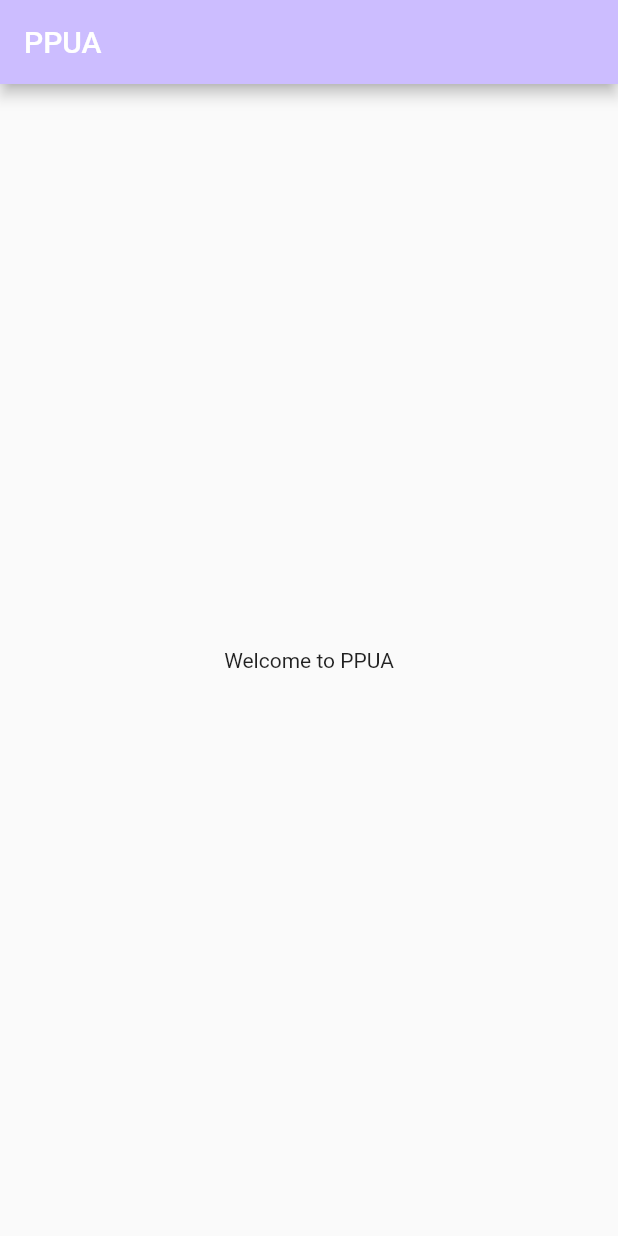
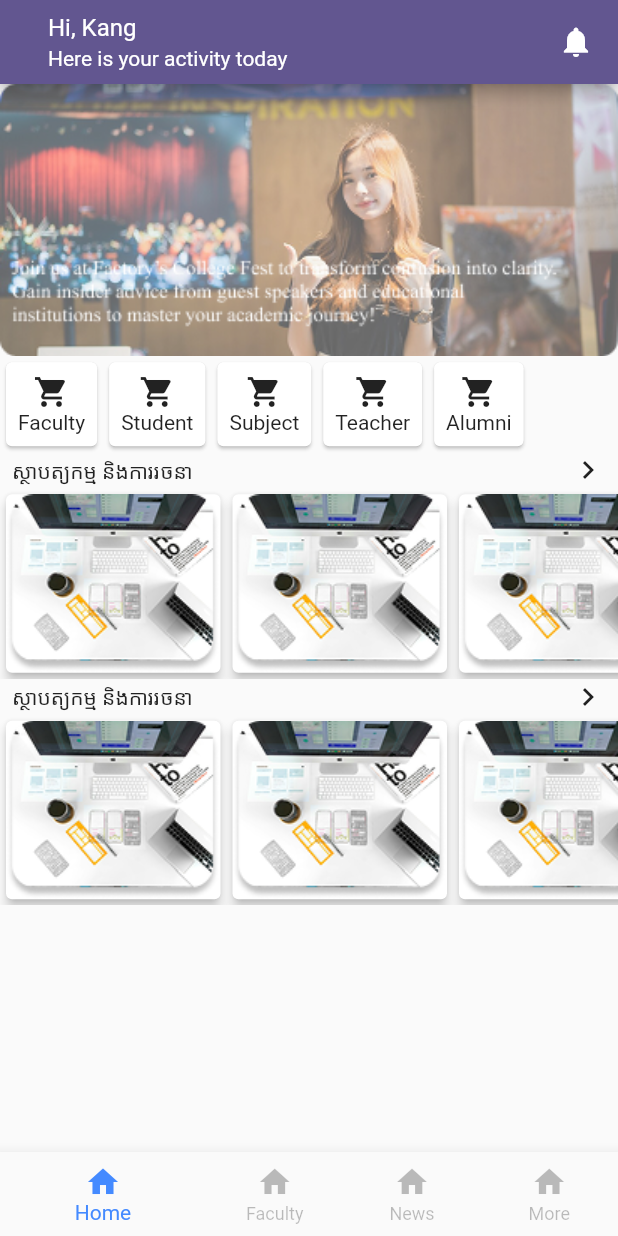
Before and after one commit to ppu-art/IT-MAD-Y4S1-2025, a Flutter app: the screen it shows after launch, on a phone screen of 412 x 824 dp. Run offline on Flutter 3.47's test engine with Material 3 defaults, Android fonts, the phone set to English and light mode, and no system bars; our stand-ins replace pinput.

Commit message:
Widget and Layout

```diff
--- /dev/null
+++ b/lib/constant/app_color.dart
@@ -0,0 +1,7 @@
+
+import 'package:flutter/material.dart';
+
+class AppColor {
+
+  static final appTextColor = Colors.white;
+}
--- a/lib/main.dart
+++ b/lib/main.dart
@@ -1,85 +1,122 @@
 import 'package:flutter/material.dart';
+import 'package:mad/otp_screen.dart';
+import 'package:mad/screens/home_screen.dart';
+import 'package:mad/screens/main_screen.dart';
+import 'package:mad/wigets/pinput_widget.dart';
 
 void main() {
-  runApp(const MyApp());
-}
 
-class MyApp extends StatelessWidget {
-  const MyApp({super.key});
+  // Control level
+  final control = ElevatedButton(onPressed: (){}, child: Icon(Icons.check));
 
-  // This widget is the root of your application.
-  @override
-  Widget build(BuildContext context) {
-    return MaterialApp(
-      title: 'Flutter Demo',
+  // Layout level
+  final layout = Align(
+    alignment: Alignment.bottomRight,
+    child: Padding(
+      padding: EdgeInsets.all(20),
+      child: control,
+    ),
+  );
+
+  // Screen level
+  // final screen = Scaffold(
+  //   body: layout,
+  // );
+
+  final screen = MainScreen();
+
+  // Root tree
+  final root = MaterialApp(
+    home: screen,
     theme: ThemeData(
-        // This is the theme of your application.
-        //
-        // TRY THIS: Try running your application with "flutter run". You'll see
-        // the application has a purple toolbar. Then, without quitting the app,
-        // try changing the seedColor in the colorScheme below to Colors.green
-        // and then invoke "hot reload" (save your changes or press the "hot
-        // reload" button in a Flutter-supported IDE, or press "r" if you used
-        // the command line to start the app).
-        //
-        // Notice that the counter didn't reset back to zero; the application
-        // state is not lost during the reload. To reset the state, use hot
-        // restart instead.
-        //
-        // This works for code too, not just values: Most code changes can be
-        // tested with just a hot reload.
               colorScheme: ColorScheme.fromSeed(
               seedColor: const Color.fromARGB(255, 84, 3, 223),
         ),
         useMaterial3: false,
     ),
-      home: const MyHomePage(title: 'Flutter Demo Home Page'),
+    debugShowCheckedModeBanner: false,
   );
+
+  runApp(root);
 }
-}
-
-class MyHomePage extends StatefulWidget {
-  const MyHomePage({super.key, required this.title});
-
-  // This widget is the home page of your application. It is stateful, meaning
-  // that it has a State object (defined below) that contains fields that affect
-  // how it looks.
-
-  // This class is the configuration for the state. It holds the values (in this
-  // case the title) provided by the parent (in this case the App widget) and
-  // used by the build method of the State. Fields in a Widget subclass are
-  // always marked "final".
-
-  final String title;
-
-  @override
-  State<MyHomePage> createState() => _MyHomePageState();
-}
-
-class _MyHomePageState extends State<MyHomePage> {
-  @override
-  Widget build(BuildContext context) {
-    // This method is rerun every time setState is called, for instance as done
-    // by the _incrementCounter method above.
 //
-    // The Flutter framework has been optimized to make rerunning build methods
-    // fast, so that you can just rebuild anything that needs updating rather
-    // than having to individually change instances of widgets.
-    return Scaffold(
-      appBar: AppBar(
-        // TRY THIS: Try changing the color here to a specific color (to
-        // Colors.amber, perhaps?) and trigger a hot reload to see the AppBar
-        // change color while the other colors stay the same.
-        backgroundColor: Theme.of(context).colorScheme.inversePrimary,
-        // Here we take the value from the MyHomePage object that was created by
-        // the App.build method, and use it to set our appbar title.
-        title: Text("PPUA"),
-      ),
-      body: Center(
-        // Center is a layout widget. It takes a single child and positions it
-        // in the middle of the parent.
-        child: Text("Welcome to PPUA"),
-      ),
-    );
-  }
-}
+// class MyApp extends StatelessWidget {
+//   const MyApp({super.key});
+//
+//   // This widget is the root of your application.
+//   @override
+//   Widget build(BuildContext context) {
+//     return MaterialApp(
+//       title: 'Flutter Demo',
+//       theme: ThemeData(
+//         // This is the theme of your application.
+//         //
+//         // TRY THIS: Try running your application with "flutter run". You'll see
+//         // the application has a purple toolbar. Then, without quitting the app,
+//         // try changing the seedColor in the colorScheme below to Colors.green
+//         // and then invoke "hot reload" (save your changes or press the "hot
+//         // reload" button in a Flutter-supported IDE, or press "r" if you used
+//         // the command line to start the app).
+//         //
+//         // Notice that the counter didn't reset back to zero; the application
+//         // state is not lost during the reload. To reset the state, use hot
+//         // restart instead.
+//         //
+//         // This works for code too, not just values: Most code changes can be
+//         // tested with just a hot reload.
+//         colorScheme: ColorScheme.fromSeed(
+//           seedColor: const Color.fromARGB(255, 84, 3, 223),
+//         ),
+//         useMaterial3: false,
+//       ),
+//       home: MyHomePage(title: "PPUA")
+//     );
+//   }
+// }
+//
+// class MyHomePage extends StatefulWidget {
+//   const MyHomePage({super.key, required this.title});
+//
+//   // This widget is the home page of your application. It is stateful, meaning
+//   // that it has a State object (defined below) that contains fields that affect
+//   // how it looks.
+//
+//   // This class is the configuration for the state. It holds the values (in this
+//   // case the title) provided by the parent (in this case the App widget) and
+//   // used by the build method of the State. Fields in a Widget subclass are
+//   // always marked "final".
+//
+//   final String title;
+//
+//   @override
+//   State<MyHomePage> createState() => _MyHomePageState();
+// }
+//
+// class _MyHomePageState extends State<MyHomePage> {
+//   @override
+//   Widget build(BuildContext context) {
+//     // This method is rerun every time setState is called, for instance as done
+//     // by the _incrementCounter method above.
+//     //
+//     // The Flutter framework has been optimized to make rerunning build methods
+//     // fast, so that you can just rebuild anything that needs updating rather
+//     // than having to individually change instances of widgets.
+//     return Scaffold(
+//       appBar: AppBar(
+//         // TRY THIS: Try changing the color here to a specific color (to
+//         // Colors.amber, perhaps?) and trigger a hot reload to see the AppBar
+//         // change color while the other colors stay the same.
+//         backgroundColor: Theme.of(context).colorScheme.inversePrimary,
+//         // Here we take the value from the MyHomePage object that was created by
+//         // the App.build method, and use it to set our appbar title.
+//         title: Text("PPUA"),
+//       ),
+//       body: Center(
+//         // Center is a layout widget. It takes a single child and positions it
+//         // in the middle of the parent.
+//         // child: Text("Welcome to PPUA"),
+//         child: ElevatedButton(onPressed: (){}, child: Icon(Icons.check)),
+//       ),
+//     );
+//   }
+// }
--- /dev/null
+++ b/lib/screens/home_screen.dart
@@ -0,0 +1,111 @@
+import 'package:flutter/material.dart';
+import 'package:mad/constant/app_color.dart';
+
+class HomeScreen extends StatefulWidget {
+
+  const HomeScreen({super.key});
+
+  @override
+  State<HomeScreen> createState() => _HomeScreenState();
+}
+
+class _HomeScreenState extends State<HomeScreen> {
+
+  @override
+  Widget build(BuildContext context) {
+    return Scaffold(
+      appBar: _appBar,
+      body: _body
+    );
+  }
+
+  PreferredSizeWidget get _appBar {
+    return AppBar(
+      title: ListTile(
+        title: Text("Hi, Kang", style: TextStyle(color: AppColor.appTextColor),),
+        subtitle: Text("Here is your activity today", style: TextStyle(color: AppColor.appTextColor),),
+      ),
+      actions: [
+        Padding(
+            padding: EdgeInsets.only(right: 16),
+            child: Icon(Icons.notifications),
+        )
+      ],
+    );
+  }
+
+  Widget get _body {
+    return ListView(
+      children: [
+        _slider,
+        _menu,
+        _firstMenuTitle,
+        _firstMenuList,
+        _firstMenuTitle,
+        _firstMenuList
+      ],
+    );
+  }
+
+  Widget get _slider {
+    return Image.asset('assets/images/slide.png',
+    // width: MediaQuery.of(context).size.width,
+    fit: BoxFit.cover,);
+  }
+
+  Widget get _menu {
+    List<String> dataMenu = ["Faculty","Student", "Subject","Teacher","Alumni"];
+
+    final colMenu = dataMenu.map((i) {
+      return Card(
+        child: Padding(
+          padding: EdgeInsets.all(8),
+          child: Column(
+            children: [
+              Icon(Icons.shopping_cart),
+              Text("$i")
+            ],
+          ),
+        ),
+      );
+    }).toList();
+
+    final rowMenu = Row(
+      children: colMenu,
+    );
+
+    return rowMenu;
+  }
+
+  Widget get _firstMenuTitle {
+    return Padding(
+      padding: EdgeInsets.only(right: 8, left: 8),
+      child: Row(
+        mainAxisAlignment: MainAxisAlignment.spaceBetween,
+        children: [
+          Text("ស្ថាបត្យកម្ម និងការរចនា"),
+          Icon(Icons.navigate_next)
+        ],
+    ),);
+  }
+
+  Widget get _firstMenuList {
+    List<String> firstMenuData = List.generate(10, (i) => "$i").toList();
+    final image = Image.asset('assets/images/menu1.png');
+
+    final colMenu = firstMenuData.map((i){
+      return Card(
+        elevation: 3,
+        child: image,
+      );
+    }).toList();
+
+    return SingleChildScrollView(
+      scrollDirection: Axis.horizontal,
+      child: Row(
+        children: colMenu,
+      ),
+    );
+  }
+
+}
--- /dev/null
+++ b/lib/screens/main_screen.dart
@@ -0,0 +1,48 @@
+import 'package:flutter/material.dart';
+import 'package:mad/screens/home_screen.dart';
+
+class MainScreen extends StatefulWidget {
+  const MainScreen({super.key});
+
+  @override
+  State<MainScreen> createState() => _MainScreenState();
+}
+
+class _MainScreenState extends State<MainScreen> {
+
+  int _currentIndex = 0;
+
+  List<Widget> listScreen = [
+    HomeScreen(),
+    HomeScreen(),
+    HomeScreen(),
+    HomeScreen()
+  ];
+
+  @override
+  Widget build(BuildContext context) {
+    return Scaffold(
+      body: listScreen.elementAt(_currentIndex),
+      bottomNavigationBar: _bottomNavBar,
+    );
+  }
+
+  Widget get _bottomNavBar {
+
+    final bottomNavBarItems = [
+      BottomNavigationBarItem(icon: Icon(Icons.home), label: 'Home',),
+      BottomNavigationBarItem(icon: Icon(Icons.home), label: 'Faculty'),
+      BottomNavigationBarItem(icon: Icon(Icons.home), label: 'News'),
+      BottomNavigationBarItem(icon: Icon(Icons.home), label: 'More'),
+    ];
+
+    return BottomNavigationBar(
+        currentIndex: _currentIndex,
+        items: bottomNavBarItems,
+        fixedColor: Colors.blueAccent,
+        unselectedItemColor: Colors.black26,
+        showUnselectedLabels: true,
+    );
+
+  }
+}
```
Also changed, not shown: lib/otp_screen.dart (added, +20 -0 lines), lib/wigets/pinput_widget.dart (added, +163 -0 lines), pubspec.yaml (+6 -4 lines), assets/images/menu1.png (added), assets/images/slide.png (added), pubspec.lock, 2 other files. Lines whose indentation alone changed are shown as unchanged.
